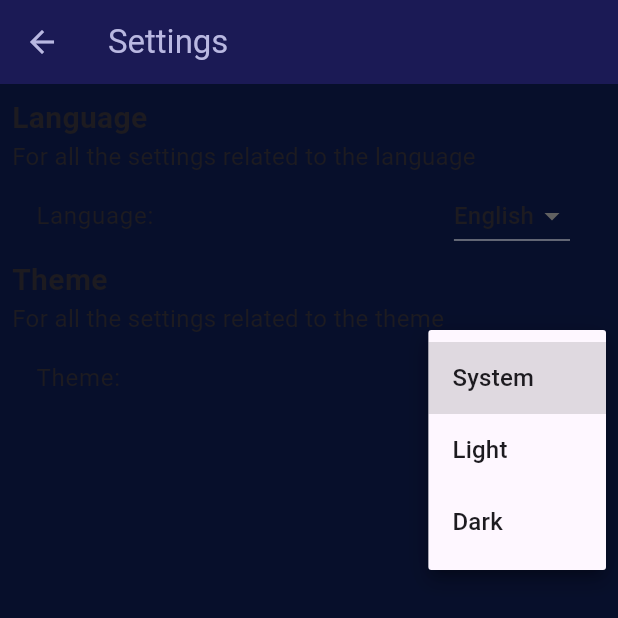
After one commit to Alphamplyer/alphabox, a Flutter app: the SettingsScreen screen opened directly, after a tap on "System", on a phone screen of 412 x 824 dp, the top half of it. The commit adds this screen. Run offline on Flutter 3.47's test engine with Material 3 defaults, Android fonts, the phone set to English and light mode, and no system bars; our stand-ins replace cached_network_image; missing offline and left inert: universal_html; generated files the repository leaves out were written again; network calls fail.

Commit message:
improve ui, final date sorting and add page settings & anime

```diff
--- a/l10n/app_en.arb
+++ b/l10n/app_en.arb
@@ -139,5 +139,61 @@
         "example": "manga"
       }
     }
+  },
+  "studioLabel": "Studio:",
+  "@studioLabel": {
+    "description": "The name of the studio field"
+  },
+  "estimated": "Estimated",
+  "@estimated": {
+    "description": "The word for estimated"
+  },
+  "settingsScreenTitle": "Settings",
+  "@settingsScreenTitle": {
+    "description": "The title of the Settings screen"
+  },
+  "settingsScreenLanguageCategoryTitle": "Language",
+  "@settingsScreenLanguageCategoryTitle": {
+    "description": "The title of the Language category"
+  },
+  "settingsScreenLanguageCategoryDescription": "For all the settings related to the language",
+  "@settingsScreenLanguageCategoryDescription": {
+    "description": "The description of the Language category"
+  },
+  "languageLabel": "Language:",
+  "@languageLabel": {
+    "description": "The name of the language field"
+  },
+  "language": "{language, select, en{English} fr{French} other{Unknown}}",
+  "@language": {
+    "description": "The name of the language",
+    "placeholders": {
+      "language": {
+        "type": "String",
+        "example": "en"
+      }
+    }
+  },
+  "settingsScreenThemeCategoryTitle": "Theme",
+  "@settingsScreenThemeCategoryTitle": {
+    "description": "The title of the Theme category"
+  },
+  "settingsScreenThemeCategoryDescription": "For all the settings related to the theme",
+  "@settingsScreenThemeCategoryDescription": {
+    "description": "The description of the Theme category"
+  },
+  "themeLabel": "Theme:",
+  "@themeLabel": {
+    "description": "The name of the theme field"
+  },
+  "theme": "{theme, select, light{Light} dark{Dark} system{System} other{Unknown}}",
+  "@theme": {
+    "description": "The name of the theme",
+    "placeholders": {
+      "theme": {
+        "type": "String",
+        "example": "light"
+      }
+    }
   }
 }
--- a/lib/animes/domain/entities/anime.dart
+++ b/lib/animes/domain/entities/anime.dart
@@ -12,7 +12,6 @@ class Anime {
   final String alternativeTitle;
   final String imageUrl;
   final String description;
-  final int numberOfEpisodes;
   final AnimeDiffusion animeDiffusion;
   final AnimeType type;
   final AdaptationType adaptedFrom;
@@ -20,12 +19,14 @@ class Anime {
   final AnimationStudio studio;
   final AnimeRating rating;
 
+  bool get isNumberOfEpisodesKnown => animeDiffusion.numberOfEpisodes != -1;
+  int get numberOfEpisodes => animeDiffusion.numberOfEpisodes;
+
   Anime({
     required this.title,
     required this.alternativeTitle,
     required this.imageUrl,
     required this.description,
-    required this.numberOfEpisodes,
     required this.animeDiffusion,
     required this.type,
     required this.adaptedFrom,
--- /dev/null
+++ b/lib/settings/screen/settings_screen.dart
@@ -0,0 +1,97 @@
+
+import 'package:alphabox/shared/configs/app_locale.dart';
+import 'package:alphabox/shared/configs/app_theme.dart';
+import 'package:alphabox/shared/extensions/build_context_extension.dart';
+import 'package:flutter/material.dart';
+import 'package:flutter_gen/gen_l10n/app_localizations.dart';
+import 'package:provider/provider.dart';
+
+class SettingsScreen extends StatefulWidget {
+  const SettingsScreen({super.key});
+
+  @override
+  State<SettingsScreen> createState() => _SettingsScreenState();
+}
+
+class _SettingsScreenState extends State<SettingsScreen> {
+  @override
+  Widget build(BuildContext context) {
+    final AppTheme appTheme = context.watch<AppTheme>();
+    final AppLocale appLocale = context.watch<AppLocale>();
+    print(AppLocalizations.supportedLocales.join(', '));
+
+    return Scaffold(
+      appBar: AppBar(
+        title: Text(context.appLocalizations.settingsScreenTitle),
+      ),
+      body: Padding(
+        padding: const EdgeInsets.all(8.0),
+        child: ListView(
+          children: [
+            Text(
+              context.appLocalizations.settingsScreenLanguageCategoryTitle,
+              style: const TextStyle(
+                fontSize: 20,
+                fontWeight: FontWeight.bold,
+              ),
+            ),
+            Text(
+              context.appLocalizations.settingsScreenLanguageCategoryDescription,
+              style: const TextStyle(
+                fontSize: 16,
+              ),
+            ),
+            ListTile(
+              title: Text(context.appLocalizations.languageLabel),
+              trailing: DropdownButton<String>(
+                value: appLocale.currentLocale.languageCode,
+                onChanged: (String? languageCode) {
+                  if (languageCode == null) {
+                    return;
+                  }
+                  appLocale.setLocale(Locale(languageCode));
+                },
+                items: AppLocalizations.supportedLocales.map((Locale locale) => DropdownMenuItem<String>(
+                    value: locale.languageCode,
+                    child: Text(context.appLocalizations.language(locale.languageCode)),
+                  ))
+                  .toList(),
+              ),
+            ),
+            Text(
+              context.appLocalizations.settingsScreenThemeCategoryTitle,
+              style: const TextStyle(
+                fontSize: 20,
+                fontWeight: FontWeight.bold,
+              ),
+            ),
+            Text(
+              context.appLocalizations.settingsScreenThemeCategoryDescription,
+              style: const TextStyle(
+                fontSize: 16,
+              ),
+            ),
+            ListTile(
+              title: Text(context.appLocalizations.themeLabel),
+              trailing: DropdownButton<ThemeMode>(
+                value: appTheme.themeMode,
+                onChanged: (ThemeMode? themeMode) {
+                  if (themeMode == null) {
+                    return;
+                  }
+                  appTheme.setThemeMode(themeMode);
+                },
+                items: ThemeMode.values
+                    .map((ThemeMode themeMode) => DropdownMenuItem<ThemeMode>(
+                          value: themeMode,
+                          child: Text(context.appLocalizations.theme(themeMode.name)),
+                        ))
+                    .toList(),
+              ),
+            ),
+          ],
+        ),
+      ),
+    );
+  }
+}
--- /dev/null
+++ b/lib/shared/configs/app_locale.dart
@@ -0,0 +1,18 @@
+
+import 'package:flutter/material.dart';
+import 'package:intl/intl.dart';
+
+class AppLocale with ChangeNotifier {
+  Locale _currentLocale = const Locale('en');
+  Locale get currentLocale => _currentLocale;
+
+  AppLocale() {
+    Intl.defaultLocale = _currentLocale.languageCode;
+  }
+
+  void setLocale(Locale locale) {
+    _currentLocale = locale;
+    Intl.defaultLocale = locale.languageCode;
+    notifyListeners();
+  }
+}
--- a/pubspec.yaml
+++ b/pubspec.yaml
@@ -45,6 +45,7 @@ dependencies:
   flutter_localizations:
     sdk: flutter
   intl: any
+  url_launcher: ^6.3.1
 
 dev_dependencies:
   flutter_test:
```
Also changed, not shown: l10n/app_fr.arb (+56 -0 lines), lib/alphabox_app.dart (+7 -2 lines), lib/animes/data/helpers/nautiljon_helper.dart (+14 -4 lines), lib/animes/data/repositories/nautiljon_scapper_service.dart (+8 -6 lines), lib/animes/domain/entities/anime_diffusion.dart (+61 -16 lines), lib/animes/presentation/screens/anime_screen.dart (added, +59 -0 lines), lib/animes/presentation/screens/season_anime_list_screen.dart (+56 -10 lines), lib/animes/presentation/widgets/anime_list_item.dart (+65 -14 lines), lib/presentation/screens/tools_screens.dart (+12 -0 lines), pubspec.lock, 5 other files.
